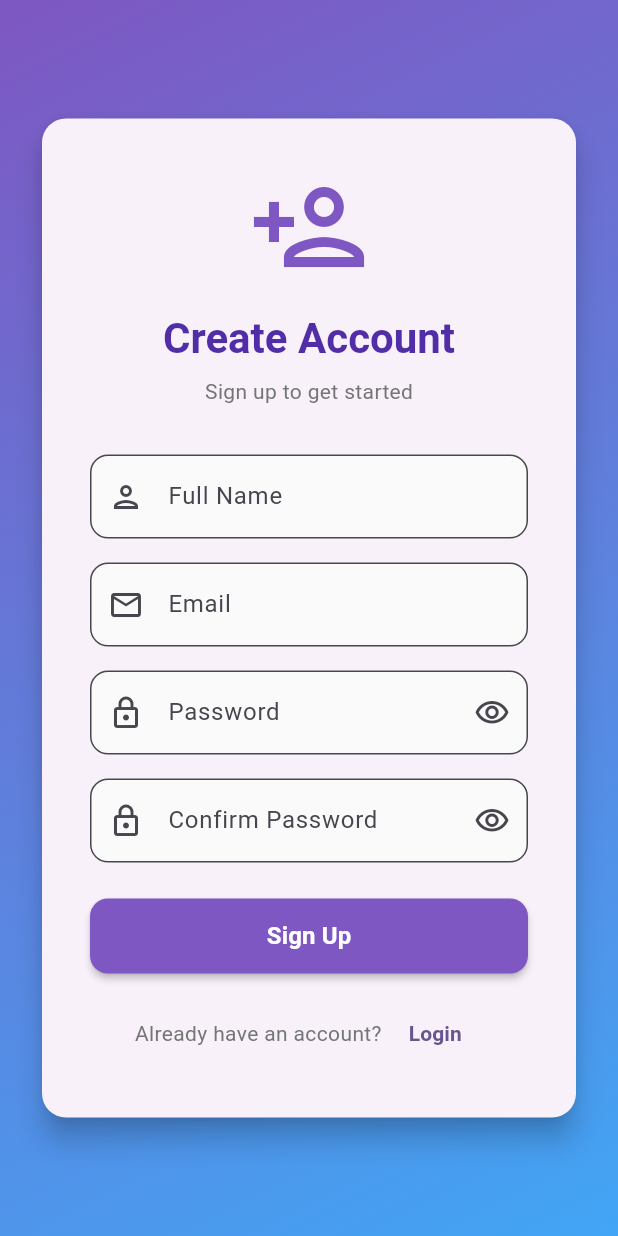
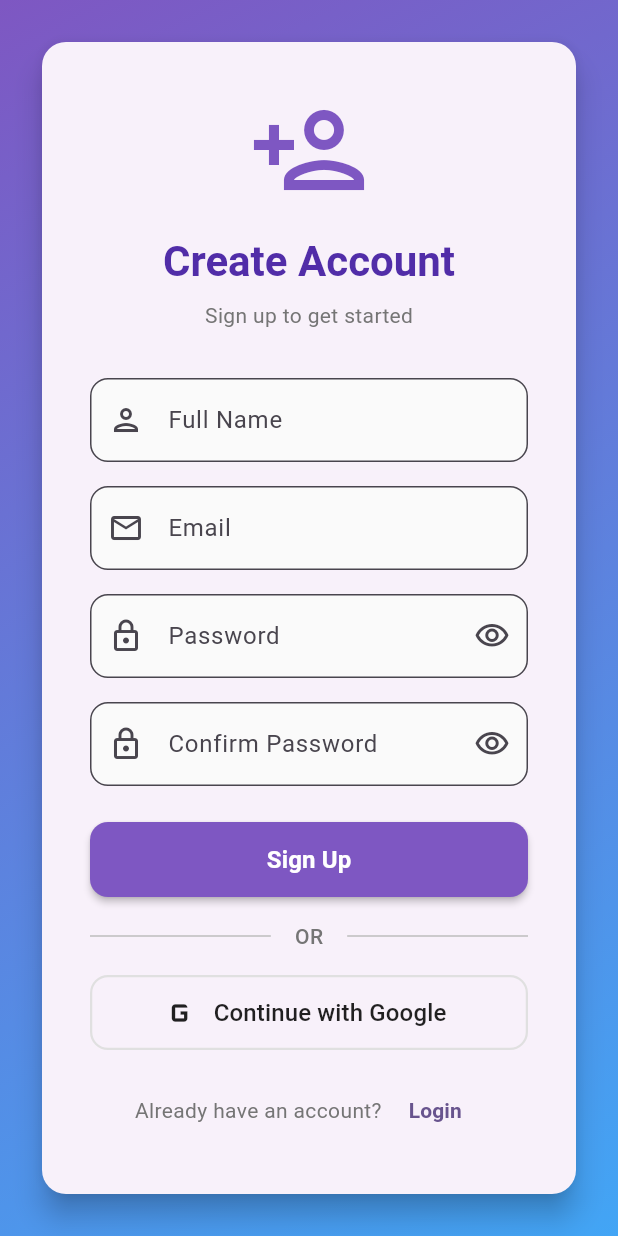
Before and after one commit to bharat948/ios-app-ai, a Flutter app: the screen it shows after launch, after a tap on "Login", after a tap on "Sign Up", on a phone screen of 412 x 824 dp. Run offline on Flutter 3.47's test engine with Material 3 defaults, Android fonts, the light colour scheme and no system bars; our stand-ins replace firebase_auth, firebase_core, google_sign_in; accounts and stored records are empty.

Commit message:
Add Google Sign-In authentication
- Integrated google_sign_in package

- Added signInWithGoogle method to AuthService

- Updated login/signup pages with Google Sign-In button

- Enhanced logout to sign out from Google

- Added Google Client ID to web/index.html

```diff
--- a/lib/pages/login_page.dart
+++ b/lib/pages/login_page.dart
@@ -49,6 +49,31 @@ class _LoginPageState extends State<LoginPage> {
             ),
           );
         }
+      }
+    }
+  }
+
+  Future<void> _handleGoogleSignIn() async {
+    setState(() {
+      _isLoading = true;
+    });
+
+    final error = await _authService.signInWithGoogle();
+
+    setState(() {
+      _isLoading = false;
+    });
+
+    if (error == null && mounted) {
+      Navigator.pushReplacementNamed(context, '/home');
+    } else {
+      if (mounted) {
+        ScaffoldMessenger.of(context).showSnackBar(
+          SnackBar(
+            content: Text(error ?? 'Google Sign-In failed'),
+            backgroundColor: Colors.red,
+          ),
+        );
       }
     }
   }
@@ -206,6 +231,50 @@ class _LoginPageState extends State<LoginPage> {
                         ),
                         const SizedBox(height: 16),
 
+                        // Divider with "OR"
+                        Row(
+                          children: [
+                            Expanded(child: Divider(color: Colors.grey.shade400)),
+                            Padding(
+                              padding: const EdgeInsets.symmetric(horizontal: 16),
+                              child: Text(
+                                'OR',
+                                style: TextStyle(
+                                  color: Colors.grey.shade600,
+                                  fontWeight: FontWeight.w500,
+                                ),
+                              ),
+                            ),
+                            Expanded(child: Divider(color: Colors.grey.shade400)),
+                          ],
+                        ),
+                        const SizedBox(height: 16),
+
+                        // Google Sign-In Button
+                        SizedBox(
+                          width: double.infinity,
+                          height: 50,
+                          child: OutlinedButton.icon(
+                            onPressed: _isLoading ? null : _handleGoogleSignIn,
+                            icon: const Icon(Icons.g_mobiledata, size: 28),
+                            label: const Text(
+                              'Continue with Google',
+                              style: TextStyle(
+                                fontSize: 16,
+                                fontWeight: FontWeight.w500,
+                              ),
+                            ),
+                            style: OutlinedButton.styleFrom(
+                              foregroundColor: Colors.black87,
+                              side: BorderSide(color: Colors.grey.shade300, width: 1.5),
+                              shape: RoundedRectangleBorder(
+                                borderRadius: BorderRadius.circular(12),
+                              ),
+                            ),
+                          ),
+                        ),
+                        const SizedBox(height: 16),
+
                         // Sign Up Link
                         Row(
                           mainAxisAlignment: MainAxisAlignment.center,
--- a/lib/pages/signup_page.dart
+++ b/lib/pages/signup_page.dart
@@ -55,6 +55,31 @@ class _SignupPageState extends State<SignupPage> {
             ),
           );
         }
+      }
+    }
+  }
+
+  Future<void> _handleGoogleSignIn() async {
+    setState(() {
+      _isLoading = true;
+    });
+
+    final error = await _authService.signInWithGoogle();
+
+    setState(() {
+      _isLoading = false;
+    });
+
+    if (error == null && mounted) {
+      Navigator.pushReplacementNamed(context, '/home');
+    } else {
+      if (mounted) {
+        ScaffoldMessenger.of(context).showSnackBar(
+          SnackBar(
+            content: Text(error ?? 'Google Sign-In failed'),
+            backgroundColor: Colors.red,
+          ),
+        );
       }
     }
   }
@@ -276,6 +301,50 @@ class _SignupPageState extends State<SignupPage> {
                         ),
                         const SizedBox(height: 16),
 
+                        // Divider with "OR"
+                        Row(
+                          children: [
+                            Expanded(child: Divider(color: Colors.grey.shade400)),
+                            Padding(
+                              padding: const EdgeInsets.symmetric(horizontal: 16),
+                              child: Text(
+                                'OR',
+                                style: TextStyle(
+                                  color: Colors.grey.shade600,
+                                  fontWeight: FontWeight.w500,
+                                ),
+                              ),
+                            ),
+                            Expanded(child: Divider(color: Colors.grey.shade400)),
+                          ],
+                        ),
+                        const SizedBox(height: 16),
+
+                        // Google Sign-In Button
+                        SizedBox(
+                          width: double.infinity,
+                          height: 50,
+                          child: OutlinedButton.icon(
+                            onPressed: _isLoading ? null : _handleGoogleSignIn,
+                            icon: const Icon(Icons.g_mobiledata, size: 28),
+                            label: const Text(
+                              'Continue with Google',
+                              style: TextStyle(
+                                fontSize: 16,
+                                fontWeight: FontWeight.w500,
+                              ),
+                            ),
+                            style: OutlinedButton.styleFrom(
+                              foregroundColor: Colors.black87,
+                              side: BorderSide(color: Colors.grey.shade300, width: 1.5),
+                              shape: RoundedRectangleBorder(
+                                borderRadius: BorderRadius.circular(12),
+                              ),
+                            ),
+                          ),
+                        ),
+                        const SizedBox(height: 16),
+
                         // Login Link
                         Row(
                           mainAxisAlignment: MainAxisAlignment.center,
--- a/pubspec.yaml
+++ b/pubspec.yaml
@@ -38,6 +38,7 @@ dependencies:
   # Firebase
   firebase_core: ^3.8.1
   firebase_auth: ^5.3.4
+  google_sign_in: ^6.2.2
 
   # Date formatting
   intl: ^0.19.0
```
Also changed, not shown: lib/services/auth_service.dart (+37 -1 lines), pubspec.lock, 2 other files.
